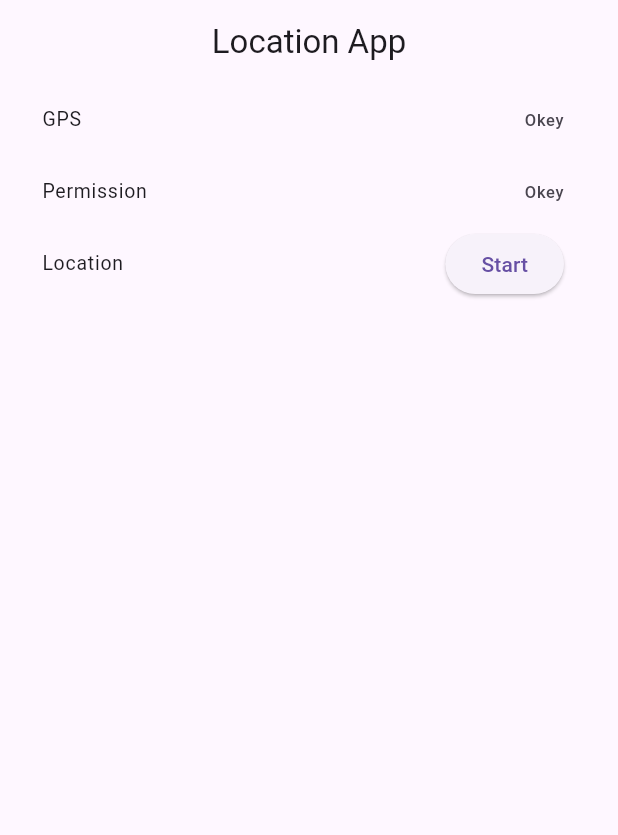
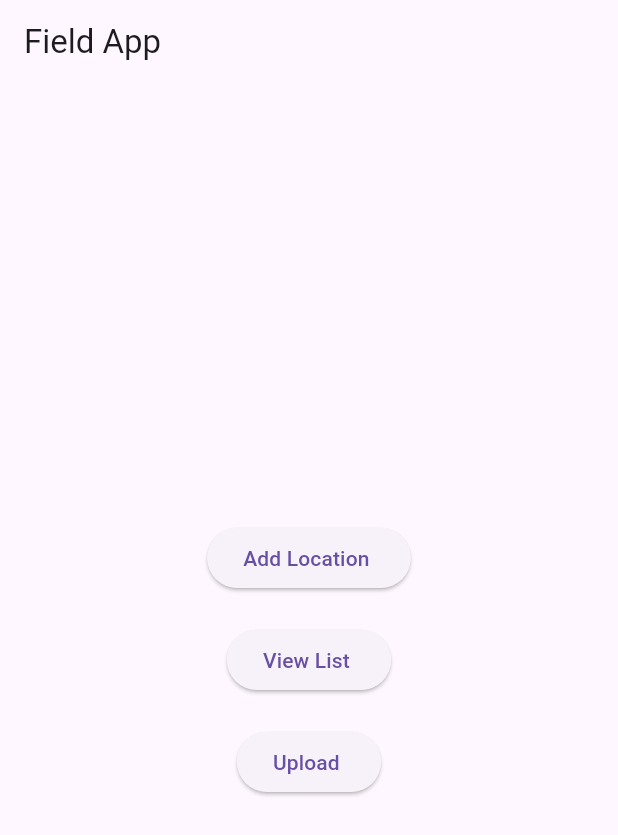
Before and after one commit to YourBoyMaleek96/Nav_App, a Flutter app: the screen it shows after launch, on a phone screen of 412 x 824 dp. Shown: the top 835 px of the screen. Run offline on Flutter 3.47's test engine with Material 3 defaults, Android fonts, the phone set to English and light mode, and no system bars; our stand-ins replace get, location, permission_handler.

Commit message:
added 3 buttons

```diff
--- a/lib/main.dart
+++ b/lib/main.dart
@@ -6,209 +6,59 @@ import 'package:get/get_navigation/get_navigation.dart';
 
 import 'package:location/location.dart' as l;
 import 'package:permission_handler/permission_handler.dart';
+import 'package:flutter/material.dart';
 
 void main() => runApp(const MyApp());
 
 class MyApp extends StatelessWidget {
-  const MyApp({Key? key}) : super(key: key);
+  const MyApp({super.key});
 
   @override
   Widget build(BuildContext context) {
-    return const GetMaterialApp(
-      themeMode: ThemeMode.system,
-      debugShowCheckedModeBanner: false,
+    return MaterialApp(
       home: HomeScreen(),
     );
   }
 }
 
-class HomeScreen extends StatefulWidget {
-  const HomeScreen({Key? key}) : super(key: key);
-
-  @override
-  State<HomeScreen> createState() => _HomeScreenState();
-}
-
-class _HomeScreenState extends State<HomeScreen> {
-  bool gpsEnabled = false;
-  bool permissionGranted = false;
-  l.Location location = l.Location();
-  late StreamSubscription subscription;
-  bool trackingEnabled = false;
-
-  List<l.LocationData> locations = [];
-
-  @override
-  void initState() {
-    super.initState();
-    checkStatus();
-  }
-
-  @override
-  void dispose() {
-    stopTracking();
-    super.dispose();
-  }
+class HomeScreen extends StatelessWidget {
+  const HomeScreen({super.key});
 
   @override
   Widget build(BuildContext context) {
     return Scaffold(
       appBar: AppBar(
-        title: const Text('Location App'),
-        centerTitle: true,
+        title: const Text('Field App'),
       ),
-      body: Padding(
-        padding: const EdgeInsets.symmetric(horizontal: 12),
+      body: const Center(
         child: Column(
-          mainAxisSize: MainAxisSize.max,
-          mainAxisAlignment: MainAxisAlignment.start,
+          mainAxisAlignment: MainAxisAlignment.center,
           children: [
-            buildListTile(
-              "GPS",
-              gpsEnabled
-                  ? const Text("Okey")
-                  : ElevatedButton(
-                  onPressed: () {
-                    requestEnableGps();
-                  },
-                  child: const Text("Enable Gps")),
-            ),
-            buildListTile(
-              "Permission",
-              permissionGranted
-                  ? const Text("Okey")
-                  : ElevatedButton(
-                  onPressed: () {
-                    requestLocationPermission();
-                  },
-                  child: const Text("Request Permission")),
-            ),
-            buildListTile(
-              "Location",
-              trackingEnabled
-                  ? ElevatedButton(
-                  onPressed: () {
-                    stopTracking();
-                  },
-                  child: const Text("Stop"))
-                  : ElevatedButton(
-                  onPressed: gpsEnabled && permissionGranted
-                      ? () {
-                    startTracking();
-                  }
-                      : null,
-                  child: const Text("Start")),
-            ),
-            Expanded(
-                child: ListView.builder(
-                  itemCount: locations.length,
-                  itemBuilder: (context, index) {
-                    return ListTile(
-                      title: Text(
-                          "${locations[index].latitude} ${locations[index].longitude}"),
-                    );
-                  },
-                ))
+            MyButton(text: 'Add Location '),
+            SizedBox(height: 20),
+            MyButton(text: 'View List '),
+            SizedBox(height: 20),
+            MyButton(text: 'Upload '),
           ],
         ),
       ),
     );
   }
+}
 
-  ListTile buildListTile(
-      String title,
-      Widget? trailing,
-      ) {
-    return ListTile(
-      dense: true,
-      title: Text(title),
-      trailing: trailing,
+class MyButton extends StatelessWidget {
+  const MyButton({super.key, required this.text});
+
+  final String text;
+
+  @override
+  Widget build(BuildContext context) {
+    return ElevatedButton(
+      onPressed: () {
+        // Add your button's action here
+        print('$text pressed!');
+      },
+      child: Text(text),
     );
   }
-
-  void requestEnableGps() async {
-    if (gpsEnabled) {
-      log("Already open");
-    } else {
-      bool isGpsActive = await location.requestService();
-      if (!isGpsActive) {
-        setState(() {
-          gpsEnabled = false;
-        });
-        log("User did not turn on GPS");
-      } else {
-        log("Gave permission to the user and opened it");
-        setState(() {
-          gpsEnabled = true;
-        });
-      }
-    }
-  }
-
-  void requestLocationPermission() async {
-    PermissionStatus permissionStatus =
-    await Permission.locationWhenInUse.request();
-    if (permissionStatus == PermissionStatus.granted) {
-      setState(() {
-        permissionGranted = true;
-      });
-    } else {
-      setState(() {
-        permissionGranted = false;
-      });
-    }
-  }
-
-  Future<bool> isPermissionGranted() async {
-    return await Permission.locationWhenInUse.isGranted;
-  }
-
-  Future<bool> isGpsEnabled() async {
-    return await Permission.location.serviceStatus.isEnabled;
-  }
-
-  checkStatus() async {
-    bool _permissionGranted = await isPermissionGranted();
-    bool _gpsEnabled = await isGpsEnabled();
-    setState(() {
-      permissionGranted = _permissionGranted;
-      gpsEnabled = _gpsEnabled;
-    });
-  }
-
-  addLocation(l.LocationData data) {
-    setState(() {
-      locations.insert(0, data); // Add to beginning of list
-    });
-  }
-
-  clearLocation() {
-    setState(() {
-      locations.clear();
-    });
-  }
-
-  void startTracking() async {
-    if (!(await isGpsEnabled())) {
-      return;
-    }
-    if (!(await isPermissionGranted())) {
-      return;
-    }
-    subscription = location.onLocationChanged.listen((event) {
-      addLocation(event);
-      print("📍 Latitude: ${event.latitude}, Longitude: ${event.longitude}"); // <- Console output
-    });
-    setState(() {
-      trackingEnabled = true;
-    });
-  }
-
-  void stopTracking() {
-    subscription.cancel();
-    setState(() {
-      trackingEnabled = false;
-    });
-    clearLocation();
-  }
 }
```
